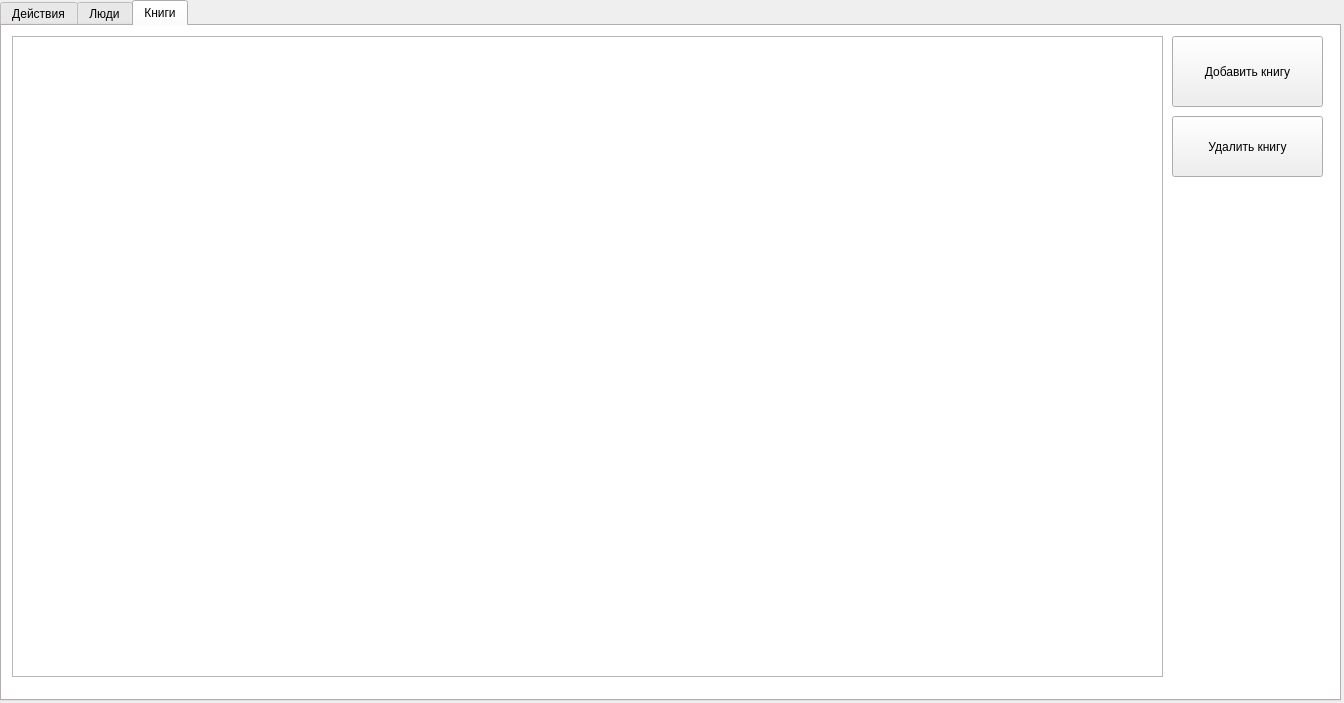
First picture: the form in mainwindow.ui, repository Near8954/library_system, before the edit.
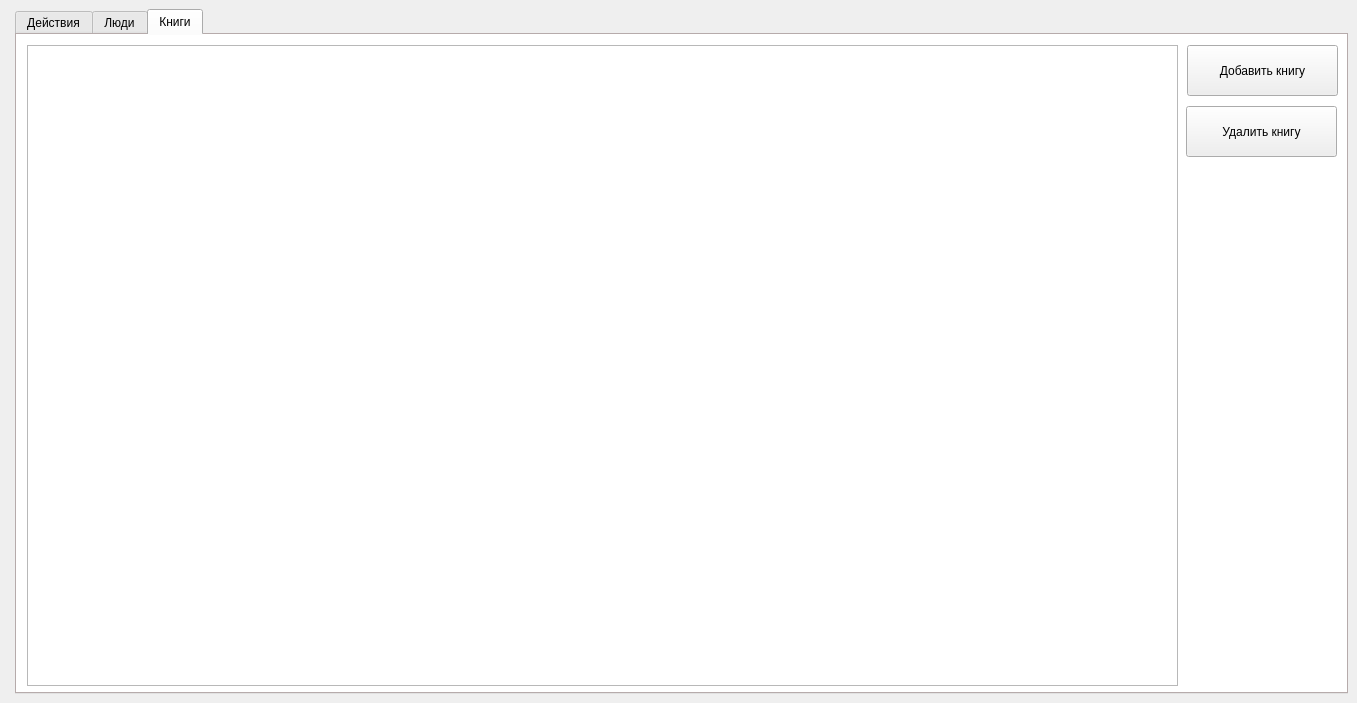
Second picture: the form after the edit. The open tabs and pages were chosen to show the change.

```diff
--- a/mainwindow.ui
+++ b/mainwindow.ui
@@ -6,28 +6,46 @@
    <rect>
     <x>0</x>
     <y>0</y>
-    <width>1344</width>
+    <width>1357</width>
     <height>703</height>
    </rect>
   </property>
+  <property name="minimumSize">
+   <size>
+    <width>1357</width>
+    <height>703</height>
+   </size>
+  </property>
+  <property name="maximumSize">
+   <size>
+    <width>1357</width>
+    <height>703</height>
+   </size>
+  </property>
   <property name="windowTitle">
    <string>MainWindow</string>
   </property>
   <widget class="QWidget" name="centralwidget">
-   <widget class="QWidget" name="formLayoutWidget">
-    <property name="geometry">
-     <rect>
-      <x>0</x>
-      <y>0</y>
-      <width>1341</width>
-      <height>701</height>
-     </rect>
+   <property name="sizePolicy">
+    <sizepolicy hsizetype="Fixed" vsizetype="Fixed">
+     <horstretch>0</horstretch>
+     <verstretch>0</verstretch>
+    </sizepolicy>
+   </property>
+   <property name="minimumSize">
+    <size>
+     <width>1357</width>
+     <height>703</height>
+    </size>
+   </property>
+   <property name="maximumSize">
+    <size>
+     <width>1357</width>
+     <height>703</height>
+    </size>
     </property>
     <layout class="QFormLayout" name="formLayout">
-     <property name="fieldGrowthPolicy">
-      <enum>QFormLayout::FieldsStayAtSizeHint</enum>
-     </property>
-     <item row="0" column="0" colspan="2">
+    <item row="0" column="1">
       <widget class="QTabWidget" name="tabWidget">
        <property name="styleSheet">
         <string notr="true">QTabWidget
@@ -137,7 +155,7 @@
            <x>1170</x>
            <y>10</y>
            <width>151</width>
-           <height>71</height>
+          <height>51</height>
           </rect>
          </property>
          <property name="text">
@@ -147,10 +165,10 @@
         <widget class="QPushButton" name="pushButton_5">
          <property name="geometry">
           <rect>
-           <x>1170</x>
-           <y>90</y>
+          <x>1169</x>
+          <y>71</y>
            <width>151</width>
-           <height>61</height>
+          <height>51</height>
           </rect>
          </property>
          <property name="text">
@@ -161,7 +179,6 @@
       </widget>
      </item>
     </layout>
-   </widget>
   </widget>
   <action name="actionOpen">
    <property name="text">
```
Left out of the diff: 10 changed lines with no effect on the pictures. Lines whose indentation alone changed are shown as unchanged.
